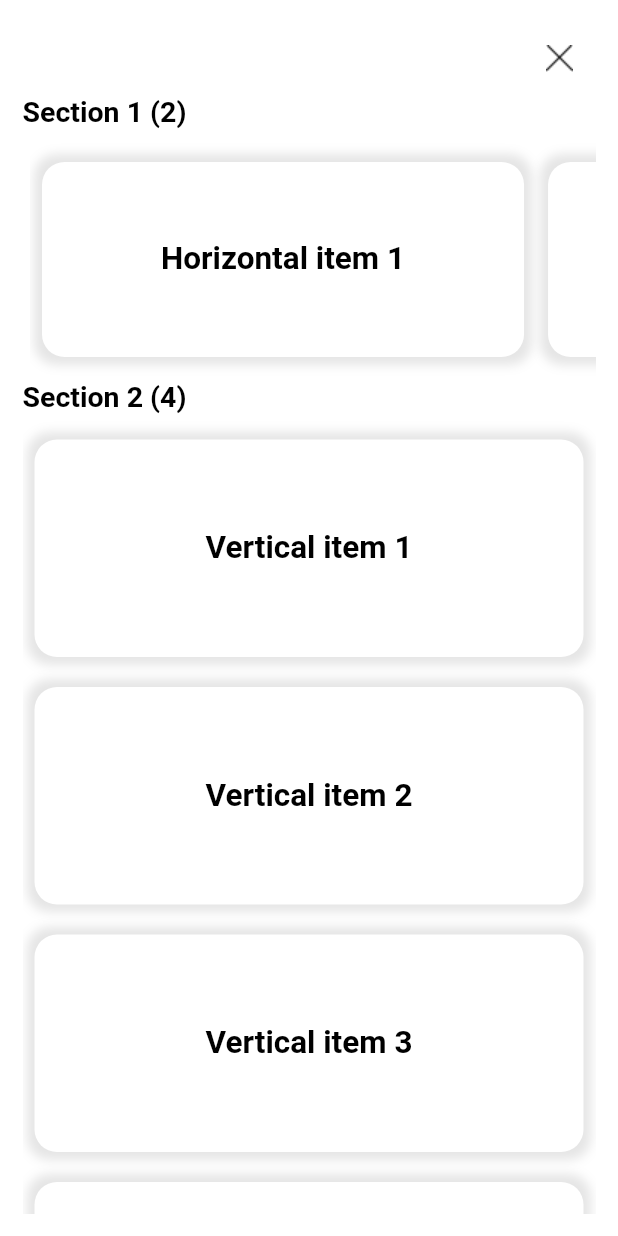
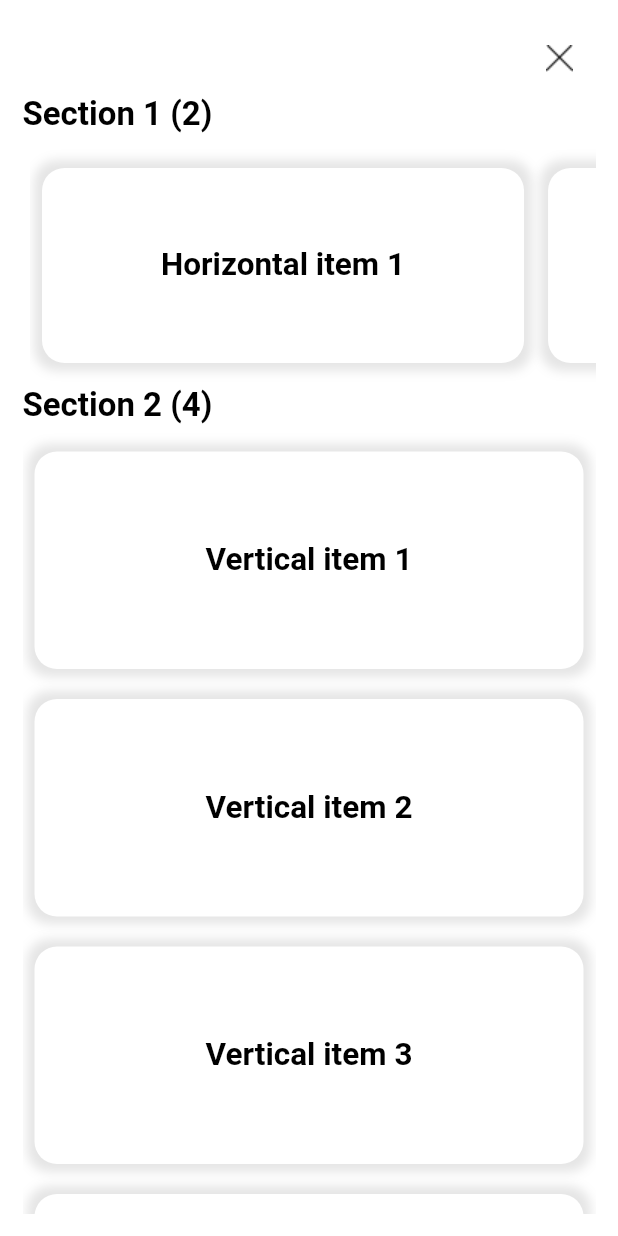
Before and after one commit to loicgeek/zenbit, a Flutter app: the Screen2 screen opened by its route, on a phone screen of 412 x 824 dp. Run offline on Flutter 3.47's test engine with Material 2 defaults, Android fonts, the phone set to English and light mode, and no system bars; our stand-ins replace gap.

Commit message:
updated headings size

```diff
--- a/lib/screens/screen_2.dart
+++ b/lib/screens/screen_2.dart
@@ -42,7 +42,7 @@ class Screen2 extends StatelessWidget {
                       style: TextStyle(
                         color: ProjectColor.black,
                         fontWeight: FontWeight.bold,
-                        fontSize: 19,
+                        fontSize: 22,
                       ),
                     ),
                     Container(
@@ -75,7 +75,7 @@ class Screen2 extends StatelessWidget {
                       style: TextStyle(
                         color: ProjectColor.black,
                         fontWeight: FontWeight.bold,
-                        fontSize: 19,
+                        fontSize: 22,
                       ),
                     ),
                     Container(
```
